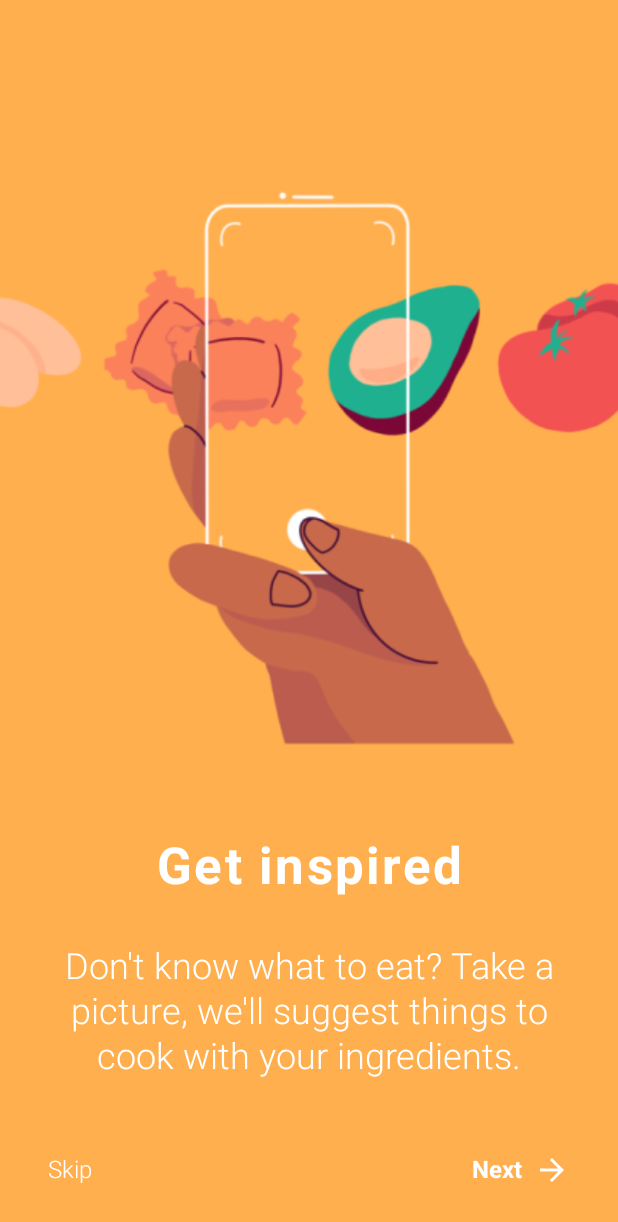
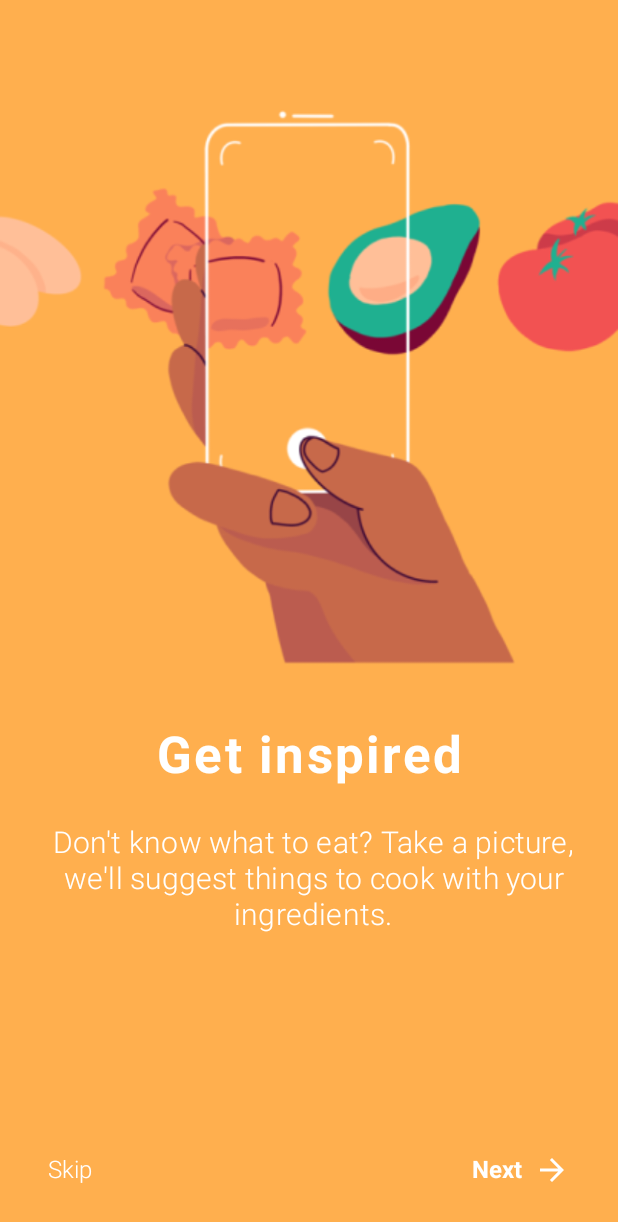
Before and after one commit to mksoftware101/jetpackcompose, an Android app built with Jetpack Compose: the MainActivity screen opened directly, with no data from a screen before it, on a phone screen of 412 x 824 dp. Shown: the top 1222 px of the screen. Run offline under Robolectric (Android 15) with nearby library versions, the phone set to English and light mode, and no system bars.

Commit message:
Fixed onboarding first screen

```diff
--- a/app/src/main/java/com/dominionsoftware/composesandbox/onboarding/OnboardingScreen.kt
+++ b/app/src/main/java/com/dominionsoftware/composesandbox/onboarding/OnboardingScreen.kt
@@ -38,7 +38,7 @@ fun OnboardingScreen(modifier: Modifier = Modifier) {
             .background(colorResource(id = R.color.color1))
     ) {
         Column(modifier = Modifier.weight(1f)) {
-            Spacer(Modifier.height(100.dp))
+            Spacer(Modifier.height(46.dp))
             Row {
                 Image(
                     painter = painterResource(id = R.drawable.onboarding_pic1),
@@ -47,7 +47,7 @@ fun OnboardingScreen(modifier: Modifier = Modifier) {
                     contentScale = ContentScale.FillWidth
                 )
             }
-            Spacer(modifier = Modifier.height(56.dp))
+            Spacer(modifier = Modifier.height(36.dp))
             Row(horizontalArrangement = Arrangement.Center) {
                 Text(
                     text = stringResource(id = R.string.onboardingFirstScreenTitle),
@@ -59,16 +59,16 @@ fun OnboardingScreen(modifier: Modifier = Modifier) {
                     modifier = Modifier.weight(1f)
                 )
             }
-            Spacer(modifier = Modifier.height(32.dp))
+            Spacer(modifier = Modifier.height(26.dp))
             Row(
                 horizontalArrangement = Arrangement.Center,
-                modifier = Modifier.padding(start = 32.dp, end = 32.dp)
+                modifier = Modifier.padding(start = 32.dp, end = 26.dp)
             ) {
                 Text(
                     text = stringResource(id = R.string.onboardingFirstScreenText),
                     color = colorResource(id = R.color.white),
                     textAlign = TextAlign.Center,
-                    style = MaterialTheme.typography.h5.copy(lineHeight = 30.sp),
+                    style = MaterialTheme.typography.h6.copy(lineHeight = 24.sp),
                     fontWeight = FontWeight.Light,
                 )
             }
@@ -103,7 +103,7 @@ fun OnboardingScreen(modifier: Modifier = Modifier) {
     }
 }
 
-@Preview(heightDp = 940, widthDp = 430)
+@Preview(widthDp = 360, heightDp = 722)
 @Composable
 fun OnboardingScreenPreview() {
     ComposeSandboxTheme {
```
Also changed, not shown: 2 other files.
